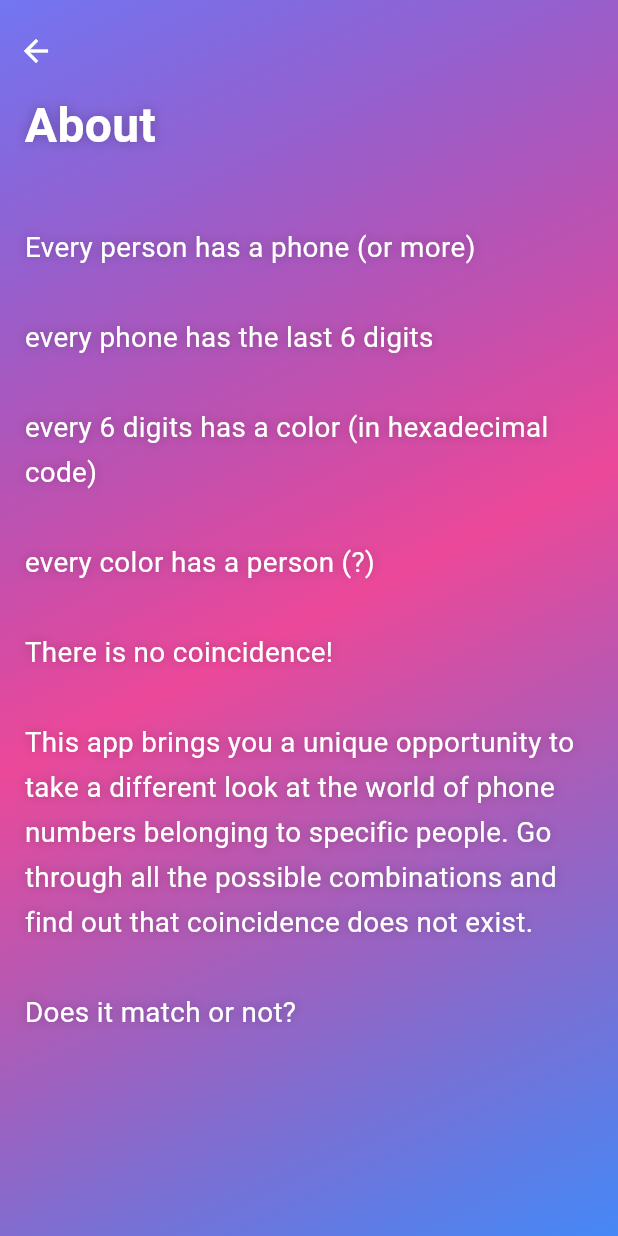
After one commit to bubahuba/partner_check, a Flutter app: the AboutScreen screen opened directly, on a phone screen of 412 x 824 dp. The commit adds this screen. Run offline on Flutter 3.47's test engine with Material 3 defaults, Android fonts, the phone set to English and light mode, and no system bars; our stand-ins replace flutter_contacts, shared_preferences; accounts and stored records are empty.

Commit message:
about page

```diff
--- a/lib/l10n/app_cs.arb
+++ b/lib/l10n/app_cs.arb
@@ -37,5 +37,7 @@
   "permissionDenied": "Oprávnění zamítnuto: {status}",
   "errorLoadingContacts": "Chyba při načítání kontaktů: {error}",
   "partnerCheckFree": "PartnerCheck Free",
-  "loading": "Načítání..."
+  "loading": "Načítání...",
+  "aboutTitle": "O aplikaci",
+  "aboutText": "Každý člověk má telefon (nebo více)\n\nkaždý telefon má posledních 6 číslic\n\nkaždých 6 číslic má barvu (v hexadecimálním kódu)\n\nkaždá barva má člověka (?)\n\nNáhoda neexistuje!\n\nTato aplikace vám přináší jedinečnou příležitost podívat se jinak na svět telefonních čísel patřících konkrétním lidem. Projděte všechny možné kombinace a zjistěte, že náhoda neexistuje.\n\nLadí tedy? Neladí?"
 }
--- a/lib/l10n/app_en.arb
+++ b/lib/l10n/app_en.arb
@@ -181,5 +181,13 @@
   "loading": "Loading...",
   "@loading": {
     "description": "Loading text"
+  },
+  "aboutTitle": "About",
+  "@aboutTitle": {
+    "description": "Title for the about screen"
+  },
+  "aboutText": "Every person has a phone (or more)\n\nevery phone has the last 6 digits\n\nevery 6 digits has a color (in hexadecimal code)\n\nevery color has a person (?)\n\nThere is no coincidence!\n\nThis app brings you a unique opportunity to take a different look at the world of phone numbers belonging to specific people. Go through all the possible combinations and find out that coincidence does not exist.\n\nDoes it match or not?",
+  "@aboutText": {
+    "description": "About text explaining the app concept"
   }
 }
--- a/lib/l10n/app_localizations.dart
+++ b/lib/l10n/app_localizations.dart
@@ -56,6 +56,8 @@ class AppLocalizations {
   String errorLoadingContacts(String error) => (_localizedValues[locale.languageCode]?['errorLoadingContacts'] ?? 'Error loading contacts: {error}').replaceAll('{error}', error);
   String get partnerCheckFree => _localizedValues[locale.languageCode]?['partnerCheckFree'] ?? 'PartnerCheck Free';
   String get loading => _localizedValues[locale.languageCode]?['loading'] ?? 'Loading...';
+  String get aboutTitle => _localizedValues[locale.languageCode]?['aboutTitle'] ?? 'About';
+  String get aboutText => _localizedValues[locale.languageCode]?['aboutText'] ?? 'every person has a phone (or more)\n\nevery phone has the last 6 digits\n\nevery 6 digits has a color (in hexadecimal code)\n\nevery color has a person (?)\n\nThere is no coincidence!\n\nThis app brings you a unique opportunity to take a different look at the world of phone numbers belonging to specific people. Go through all the possible combinations and find out that coincidence does not exist.';
 
   static const Map<String, Map<String, String>> _localizedValues = {
     'en': {
@@ -97,6 +99,8 @@ class AppLocalizations {
       'errorLoadingContacts': 'Error loading contacts: {error}',
       'partnerCheckFree': 'PartnerCheck Free',
       'loading': 'Loading...',
+      'aboutTitle': 'About',
+      'aboutText': 'Every person has a phone (or more)\n\nevery phone has the last 6 digits\n\nevery 6 digits has a color (in hexadecimal code)\n\nevery color has a person (?)\n\nThere is no coincidence!\n\nThis app brings you a unique opportunity to take a different look at the world of phone numbers belonging to specific people. Go through all the possible combinations and find out that coincidence does not exist.\n\nDoes it match or not?',
     },
     'cs': {
       'appTitle': 'Partner Check',
@@ -137,6 +141,8 @@ class AppLocalizations {
       'errorLoadingContacts': 'Chyba při načítání kontaktů: {error}',
       'partnerCheckFree': 'PartnerCheck Free',
       'loading': 'Načítání...',
+      'aboutTitle': 'O aplikaci',
+      'aboutText': 'Každý člověk má telefon (nebo více)\n\nkaždý telefon má posledních 6 číslic\n\nkaždých 6 číslic má barvu (v hexadecimálním kódu)\n\nkaždá barva má člověka (?)\n\nNáhoda neexistuje!\n\nTato aplikace vám přináší jedinečnou příležitost podívat se jinak na svět telefonních čísel patřících konkrétním lidem. Projděte všechny možné kombinace a zjistěte, že náhoda neexistuje.\n\nLadí tedy? Neladí?',
     },
   };
 }
--- /dev/null
+++ b/lib/screens/about_screen.dart
@@ -0,0 +1,195 @@
+import 'package:flutter/material.dart';
+import '../l10n/app_localizations.dart';
+
+class AboutScreen extends StatefulWidget {
+  final VoidCallback? onClose;
+
+  const AboutScreen({super.key, this.onClose});
+
+  @override
+  AboutScreenState createState() => AboutScreenState();
+}
+
+class AboutScreenState extends State<AboutScreen> with SingleTickerProviderStateMixin {
+  late AnimationController _slideController;
+  late Animation<double> _slideAnimation;
+
+  @override
+  void initState() {
+    super.initState();
+    _slideController = AnimationController(
+      duration: const Duration(milliseconds: 300),
+      vsync: this,
+    );
+    _slideAnimation = Tween<double>(begin: 1.0, end: 0.0).animate(
+      CurvedAnimation(parent: _slideController, curve: Curves.ease),
+    );
+    // Animate in from the right when first shown
+    _slideController.forward();
+  }
+
+  @override
+  void dispose() {
+    _slideController.dispose();
+    super.dispose();
+  }
+
+  void _handleClose() {
+    _slideController.reverse().then((_) {
+      if (widget.onClose != null) {
+        widget.onClose!();
+      }
+    });
+  }
+
+  @override
+  Widget build(BuildContext context) {
+    // App icon colors: indigo (#6366F1), pink (#EC4899), blue (#3B82F6)
+    const Color indigo = Color(0xFF6366F1);
+    const Color pink = Color(0xFFEC4899);
+    const Color blue = Color(0xFF3B82F6);
+
+    return AnimatedBuilder(
+      animation: _slideAnimation,
+      builder: (context, child) {
+        return Transform.translate(
+          offset: Offset(_slideAnimation.value * MediaQuery.of(context).size.width, 0),
+          child: child,
+        );
+      },
+      child: Scaffold(
+        body: Container(
+          decoration: const BoxDecoration(
+            gradient: LinearGradient(
+              begin: Alignment.topLeft,
+              end: Alignment.bottomRight,
+              colors: [
+                indigo,
+                pink,
+                blue,
+              ],
+              stops: [0.0, 0.5, 1.0],
+            ),
+          ),
+          child: Stack(
+            children: [
+              // Smooth color overlay for blur effect
+              Container(
+                decoration: BoxDecoration(
+                  gradient: LinearGradient(
+                    begin: Alignment.topLeft,
+                    end: Alignment.bottomRight,
+                    colors: [
+                      Colors.white.withValues(alpha: 0.1),
+                      Colors.transparent,
+                      Colors.white.withValues(alpha: 0.05),
+                    ],
+                    stops: const [0.0, 0.5, 1.0],
+                  ),
+                ),
+              ),
+              // Content
+              SafeArea(
+                child: LayoutBuilder(
+                  builder: (context, constraints) {
+                    final isPortrait =
+                        constraints.maxHeight > constraints.maxWidth;
+                    final screenWidth = constraints.maxWidth;
+                    final screenHeight = constraints.maxHeight;
+                    final minDimension =
+                        screenWidth < screenHeight ? screenWidth : screenHeight;
+
+                    // Responsive sizing based on screen dimensions
+                    final padding = isPortrait
+                        ? (minDimension * 0.04).clamp(16.0, 24.0)
+                        : (minDimension * 0.04).clamp(16.0, 24.0);
+                    final fontSize = isPortrait
+                        ? (screenWidth * 0.045).clamp(16.0, 20.0)
+                        : (screenHeight * 0.035).clamp(14.0, 18.0);
+                    final titleFontSize = isPortrait
+                        ? (screenWidth * 0.08).clamp(24.0, 32.0)
+                        : (screenHeight * 0.06).clamp(20.0, 28.0);
+                    final spacing = isPortrait
+                        ? (screenHeight * 0.03).clamp(12.0, 24.0)
+                        : (screenWidth * 0.03).clamp(12.0, 20.0);
+
+                    return Padding(
+                      padding: EdgeInsets.all(padding),
+                      child: SingleChildScrollView(
+                        child: Column(
+                          mainAxisAlignment: MainAxisAlignment.center,
+                          crossAxisAlignment: CrossAxisAlignment.start,
+                          children: [
+                            SizedBox(height: spacing * 2),
+                            Builder(
+                              builder: (context) {
+                                final l10n = AppLocalizations.of(context)!;
+                                return Text(
+                                  l10n.aboutTitle,
+                                  textAlign: TextAlign.center,
+                                  style: TextStyle(
+                                    fontSize: titleFontSize,
+                                    fontWeight: FontWeight.bold,
+                                    color: Colors.white,
+                                    height: 1.2,
+                                    shadows: const [
+                                      Shadow(
+                                        color: Colors.black26,
+                                        blurRadius: 10,
+                                      ),
+                                    ],
+                                  ),
+                                );
+                              },
+                            ),
+                            SizedBox(height: spacing * 2),
+                            Builder(
+                              builder: (context) {
+                                final l10n = AppLocalizations.of(context)!;
+                                return Text(
+                                  l10n.aboutText,
+                                  textAlign: TextAlign.left,
+                                  style: TextStyle(
+                                    fontSize: fontSize,
+                                    color: Colors.white,
+                                    height: 1.6,
+                                    shadows: const [
+                                      Shadow(
+                                        color: Colors.black26,
+                                        blurRadius: 8,
+                                      ),
+                                    ],
+                                  ),
+                                );
+                              },
+                            ),
+                            SizedBox(height: spacing * 2),
+                          ],
+                        ),
+                      ),
+                    );
+                  },
+                ),
+              ),
+              // Back arrow button at the same position as HUD settings button (on top)
+              Positioned(
+                top: 10,
+                left: 0,
+                child: IconButton(
+                  icon: const Icon(
+                    Icons.arrow_back,
+                    color: Colors.white,
+                  ),
+                  onPressed: _handleClose,
+                  style: IconButton.styleFrom(
+                    backgroundColor: Colors.transparent,
+                  ),
+                ),
+              ),
+            ],
+          ),
+        ),
+      ),
+    );
+  }
+}
--- a/lib/screens/contacts_page.dart
+++ b/lib/screens/contacts_page.dart
@@ -7,6 +7,7 @@ import 'dart:convert';
 import '../models.dart';
 import '../utils/color_utils.dart';
 import 'settings_screen.dart';
+import 'about_screen.dart';
 
 class ContactsPage extends StatefulWidget {
   const ContactsPage({super.key});
@@ -32,6 +33,7 @@ class ContactsPageState extends State<ContactsPage>
   double? _lastWidth1;
   double? _lastWidth2;
   bool _showSettings = false;
+  bool _showAbout = false;
   bool _favoritesMode = false;
   Set<String> _favoriteNames = {};
   late AnimationController _heartAnimationController;
@@ -1864,6 +1866,20 @@ class ContactsPageState extends State<ContactsPage>
                           backgroundColor: Colors.transparent,
                         ),
                       ),
+                      IconButton(
+                        icon: const Icon(
+                          Icons.help_outline,
+                          color: Colors.white,
+                        ),
+                        onPressed: () {
+                          setState(() {
+                            _showAbout = true;
+                          });
+                        },
+                        style: IconButton.styleFrom(
+                          backgroundColor: Colors.transparent,
+                        ),
+                      ),
                     ],
                   ),
                 ),
@@ -1881,6 +1897,16 @@ class ContactsPageState extends State<ContactsPage>
                       },
                     ),
                   ),
+                if (_showAbout)
+                  Positioned.fill(
+                    child: AboutScreen(
+                      onClose: () {
+                        setState(() {
+                          _showAbout = false;
+                        });
+                      },
+                    ),
+                  ),
               ],
             ),
           );
```
